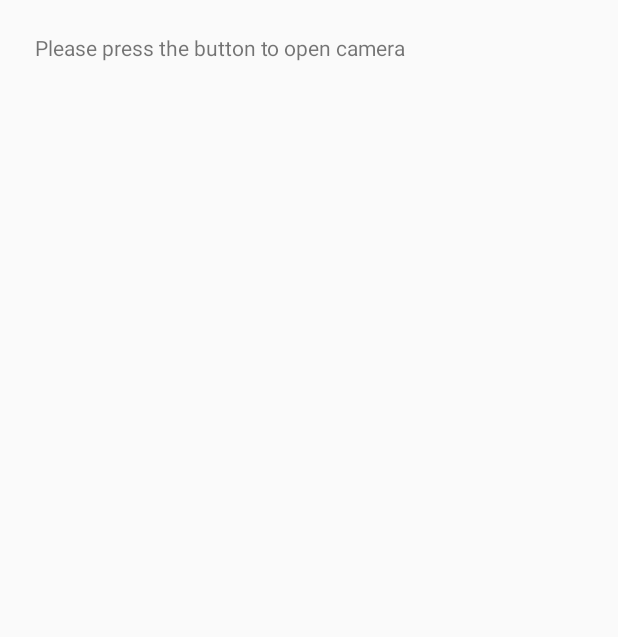
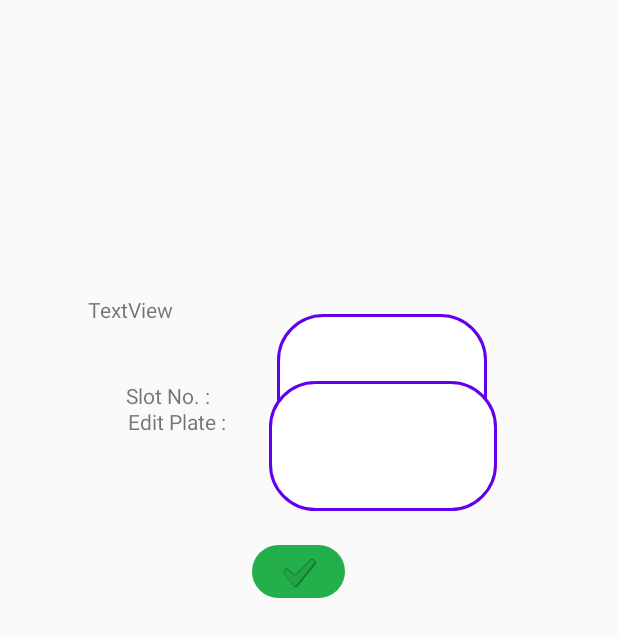
Before and after one commit to Jugg-zh/CarPlateChecker, an Android app: the RecordActivity screen opened directly, with no data from a screen before it, on a phone screen of 412 x 824 dp. Shown: the top 637 px of the screen. Run offline under Robolectric (Android 15) with nearby library versions, the phone set to English and light mode, and no system bars.

Commit message:
finished adjusting RecordActivity and its layout

```diff
--- a/app/src/main/java/com/example/platecheck/CarplateMapper.java
+++ b/app/src/main/java/com/example/platecheck/CarplateMapper.java
@@ -66,10 +66,10 @@ public class CarplateMapper{
         }
     }
 
-    protected HashMap<String, PlateInfomation> carPlateNumberToPlateInfomation;
+    protected HashMap<String, PlateInfomation> carPlateNumberToPlateInformation;
 
     public CarplateMapper(){
-        carPlateNumberToPlateInfomation = new HashMap<>();
+        carPlateNumberToPlateInformation = new HashMap<>();
     }
 
     /**
@@ -102,7 +102,7 @@ public class CarplateMapper{
             PlateInfomation[] slots = gson.fromJson(sb.toString(), PlateInfomation[].class);
             //mapping plate number to the object
             for(PlateInfomation p : slots){
-                carPlateNumberToPlateInfomation.put(p.plateNumber, p);
+                carPlateNumberToPlateInformation.put(p.plateNumber, p);
             }
         } catch (FileNotFoundException e) {
             e.printStackTrace();
@@ -121,12 +121,12 @@ public class CarplateMapper{
      */
     @RequiresApi(api = Build.VERSION_CODES.N)
     public String recordSlot(String carPlate, Timestamp timestamp, String shift, String slotNumber){
-        PlateInfomation currentPlateInfo = carPlateNumberToPlateInfomation.getOrDefault(carPlate, new PlateInfomation(carPlate, null));
+        PlateInfomation currentPlateInfo = carPlateNumberToPlateInformation.getOrDefault(carPlate, new PlateInfomation(carPlate, null));
         currentPlateInfo.setSlotNumber(slotNumber);
         currentPlateInfo.setTimeStamp(timestamp);
         currentPlateInfo.setShift(shift);
-        if(!carPlateNumberToPlateInfomation.containsKey(carPlate)){
-            carPlateNumberToPlateInfomation.put(carPlate, currentPlateInfo);
+        if(!carPlateNumberToPlateInformation.containsKey(carPlate)){
+            carPlateNumberToPlateInformation.put(carPlate, currentPlateInfo);
         }
 
         return currentPlateInfo.getRoomNumber();
@@ -152,8 +152,8 @@ public class CarplateMapper{
             Gson gson = new Gson();
             FileOutputStream outputStream = new FileOutputStream(f);
             ArrayList<PlateInfomation> plateList = new ArrayList<>();
-            for(String plate : carPlateNumberToPlateInfomation.keySet()){
-                plateList.add(carPlateNumberToPlateInfomation.get(plate));
+            for(String plate : carPlateNumberToPlateInformation.keySet()){
+                plateList.add(carPlateNumberToPlateInformation.get(plate));
             }
             Type listType = new TypeToken<List<PlateInfomation>>() {}.getType();
             String json = gson.toJson(plateList,listType);
--- a/app/src/main/java/com/example/platecheck/MainActivity.java
+++ b/app/src/main/java/com/example/platecheck/MainActivity.java
@@ -52,10 +52,8 @@ import java.util.ArrayList;
 import java.util.Arrays;
 
 public class MainActivity extends AppCompatActivity {
-    private static final String CLOUD_VISION_API_KEY = "AIzaSyCv5Y8pgxhrdEcleGNkwbDmk0lanutJ1Ak";
+
     public static final String FILE_NAME = "temp.jpg";
-    private static final String ANDROID_CERT_HEADER = "X-Android-Cert";
-    private static final String ANDROID_PACKAGE_HEADER = "X-Android-Package";
     private static final int MAX_DIMENSION = 1200;
 
     private static final String TAG = MainActivity.class.getSimpleName();
--- a/app/src/main/java/com/example/platecheck/RecordActivity.java
+++ b/app/src/main/java/com/example/platecheck/RecordActivity.java
@@ -1,14 +1,103 @@
 package com.example.platecheck;
 
+import androidx.annotation.RequiresApi;
 import androidx.appcompat.app.AppCompatActivity;
 
+import android.Manifest;
+import android.content.Intent;
+import android.graphics.Color;
+import android.os.Build;
 import android.os.Bundle;
+import android.widget.Button;
+import android.widget.EditText;
+import android.widget.ImageButton;
+import android.widget.ImageView;
+import android.widget.TextView;
+import android.widget.Toast;
+import android.widget.ViewFlipper;
+
+import java.sql.Timestamp;
+import java.util.Optional;
 
 public class RecordActivity extends AppCompatActivity {
+    private boolean finished = false;
 
+    @RequiresApi(api = Build.VERSION_CODES.N)
     @Override
     protected void onCreate(Bundle savedInstanceState) {
         super.onCreate(savedInstanceState);
         setContentView(R.layout.activity_record);
+
+        Intent intent = getIntent();
+        recordSlot(intent);
+
+//        //downloading the recorded car information into a file
+//        uploadButton.setOnClickListener(view -> {
+//            writeTofile();
+//            Toast.makeText(getApplicationContext(), "File downloaded successfully", Toast.LENGTH_LONG).show();
+//        });
+//
+//        // reading the json file and convert the json file into objects
+//        readFromFile();
     }
+
+    @RequiresApi(api = Build.VERSION_CODES.N)
+    public void recordSlot(Intent intent) {
+        String carPlate = intent.getStringExtra("CAR_PLATE");
+        String slotNumber = intent.getStringExtra("SLOT_NUMBER");
+        CarplateMapper carPlateMapper = (CarplateMapper) intent.getSerializableExtra("CAR_PLATE_MAPPER");
+
+        //initialize buttons
+        ImageButton submitButton = findViewById(R.id.recordbnt);
+        TextView plateTextField = findViewById(R.id.editPlateTextView), slotTextField = findViewById(R.id.slotNumberTextView);
+
+        TextView promptTextFiled = findViewById(R.id.promptInformation);
+
+        plateTextField.setText(carPlate);
+        slotTextField.setText(slotNumber);
+        //Recording slot on clicking the ok button
+        submitButton.setOnClickListener(view -> {
+            Timestamp timeStamp = new Timestamp(System.currentTimeMillis());
+            String[] time = timeStamp.toString().split(" ");
+            String[] hour = time[1].split(":");
+            String shift = null;
+            if (Integer.parseInt(hour[0]) <= 12) {
+                shift = "Morning";
+            } else {
+                shift = "Evening";
+            }
+            //Returning value of recordSlot to check (returns a string; "null" if car plate is not associated to a room
+            // otherwise the associated room number)
+            String roomNumber = carPlateMapper.recordSlot(plateTextField.getText().toString(), timeStamp, shift, slotNumber);
+
+            promptTextFiled.setText(Optional.ofNullable(roomNumber).orElse("Not Registered"));
+            //wait to check if it is necessary
+//            if (check == null) {
+//                msg.setText("The plate is not registered!");
+//            } else {
+//                msg.setTextColor(Color.parseColor("#008000"));
+//                msg.setText("The plate is registered with room no." + check);
+//            }
+
+            Toast.makeText(getApplicationContext(), "Information added successfully!", Toast.LENGTH_LONG).show();
+//            editPlate.setText("");
+//            slotNum.setText("");
+        });
+        finished = true;
+    }
+    @Override
+    public void onBackPressed() {
+//        Intent intent = new Intent();
+//        intent.putExtra("message_return", "This data is returned when user click back menu in target activity.");
+//        setResult(RESULT_OK, intent);
+        if(finished){
+            finish();
+        }
+    }
+//
+//    public String getModifiedTextFromGuard(){
+//        String editedPlate = editPlate.getText().toString();
+//        return editedPlate;
+//    }
+
 }
--- a/app/src/main/res/layout/activity_main.xml
+++ b/app/src/main/res/layout/activity_main.xml
@@ -214,9 +214,9 @@
         android:layout_alignParentEnd="true"
         android:layout_alignParentRight="true"
         android:layout_alignParentBottom="true"
-        android:layout_marginEnd="227dp"
-        android:layout_marginRight="227dp"
-        android:layout_marginBottom="618dp"
+        android:layout_marginEnd="241dp"
+        android:layout_marginRight="241dp"
+        android:layout_marginBottom="595dp"
         android:dropDownWidth="match_parent"
         android:spinnerMode="dropdown" />
 
@@ -227,14 +227,14 @@
         android:layout_alignParentEnd="true"
         android:layout_alignParentRight="true"
         android:layout_alignParentBottom="true"
-        android:layout_marginEnd="85dp"
-        android:layout_marginRight="85dp"
-        android:layout_marginBottom="615dp"
+        android:layout_marginEnd="106dp"
+        android:layout_marginRight="106dp"
+        android:layout_marginBottom="593dp"
         android:dropDownWidth="match_parent"
         android:spinnerMode="dropdown" />
 
 
-<!--    <ViewFlipper-->
+    <!--    <ViewFlipper-->
 <!--        android:id="@+id/flipper"-->
 <!--        android:layout_width="match_parent"-->
 <!--        android:layout_height="200dp"-->
--- a/app/src/main/res/layout/activity_record.xml
+++ b/app/src/main/res/layout/activity_record.xml
@@ -7,140 +7,105 @@
     android:layout_height="match_parent"
     tools:context=".RecordActivity">
 
-    <TextView
-        android:id="@+id/plateNum"
-        android:layout_width="294dp"
-        android:layout_height="42dp"
-        android:layout_alignParentLeft="true"
-        android:layout_alignParentStart="true"
+    <EditText
+        android:id="@+id/editPlateTextView"
+        android:layout_width="150dp"
+        android:layout_height="wrap_content"
         android:layout_alignParentTop="true"
-        android:layout_marginLeft="23dp"
-        android:layout_marginStart="23dp"
-        android:layout_marginTop="22dp"
-        android:text="Please press the button to open camera" />
-
-    <ImageButton
-        android:id="@+id/startCameraButton"
-        android:layout_width="64dp"
-        android:layout_height="64dp"
         android:layout_alignParentEnd="true"
         android:layout_alignParentRight="true"
         android:layout_alignParentBottom="true"
-        android:layout_marginEnd="18dp"
-        android:layout_marginRight="18dp"
-        android:layout_marginBottom="14dp"
-        android:background="@drawable/roundcorner"
-        android:tint="#FFFFFF"
-        android:visibility="invisible"
-        app:srcCompat="@android:drawable/ic_menu_camera" />
-
-    <EditText
-        android:id="@+id/editPlate"
-        android:layout_width="152dp"
-        android:layout_height="wrap_content"
-        android:layout_alignParentLeft="true"
-        android:layout_alignParentStart="true"
-        android:layout_alignParentTop="true"
-        android:layout_marginLeft="110dp"
-        android:layout_marginStart="110dp"
-        android:layout_marginTop="108dp"
+        android:layout_marginStart="14dp"
+        android:layout_marginLeft="14dp"
+        android:layout_marginTop="209dp"
+        android:layout_marginEnd="87dp"
+        android:layout_marginRight="87dp"
+        android:layout_marginBottom="528dp"
+        android:layout_toEndOf="@+id/plateHeader"
+        android:layout_toRightOf="@+id/plateHeader"
         android:background="@drawable/rounded_border_edittext"
         android:ems="10"
         android:inputType="textPersonName"
         android:paddingLeft="10dp"
         android:text=""
-        android:visibility="invisible" />
+        android:visibility="visible" />
 
     <EditText
-        android:id="@+id/slotNum"
+        android:id="@+id/slotNumberTextView"
         android:layout_width="152dp"
         android:layout_height="wrap_content"
+        android:layout_alignParentStart="true"
         android:layout_alignParentLeft="true"
-        android:layout_alignParentStart="true"
         android:layout_alignParentTop="true"
-        android:layout_marginLeft="113dp"
-        android:layout_marginStart="113dp"
-        android:layout_marginTop="154dp"
+        android:layout_alignParentBottom="true"
+        android:layout_marginStart="179dp"
+        android:layout_marginLeft="179dp"
+        android:layout_marginTop="254dp"
+        android:layout_marginBottom="483dp"
         android:background="@drawable/rounded_border_edittext"
         android:ems="10"
         android:inputType="textPersonName"
         android:paddingLeft="10dp"
         android:text=""
-        android:visibility="invisible" />
+        android:visibility="visible" />
 
     <ImageButton
-        android:id="@+id/ok"
+        android:id="@+id/recordbnt"
         android:layout_width="64dp"
         android:layout_height="35dp"
-        android:layout_alignParentTop="true"
-        android:layout_marginLeft="-137dp"
-        android:layout_marginStart="-137dp"
-        android:layout_marginTop="207dp"
-        android:layout_toEndOf="@+id/editPlate"
-        android:layout_toRightOf="@+id/editPlate"
+        android:layout_alignParentStart="true"
+        android:layout_alignParentLeft="true"
+        android:layout_alignParentEnd="true"
+        android:layout_alignParentRight="true"
+        android:layout_alignParentBottom="true"
+        android:layout_marginStart="168dp"
+        android:layout_marginLeft="168dp"
+        android:layout_marginEnd="182dp"
+        android:layout_marginRight="182dp"
+        android:layout_marginBottom="425dp"
         android:background="@drawable/okbutton"
         android:tint="#000000"
-        android:visibility="invisible"
+        android:visibility="visible"
         app:srcCompat="?android:attr/textCheckMark" />
 
     <TextView
-        android:id="@+id/textView"
+        android:id="@+id/plateHeader"
         android:layout_width="85dp"
         android:layout_height="29dp"
-        android:layout_alignParentLeft="true"
-        android:layout_alignParentStart="true"
-        android:layout_alignParentTop="true"
-        android:layout_marginLeft="35dp"
-        android:layout_marginStart="35dp"
-        android:layout_marginTop="106dp"
-        android:text="Edit Plate :"
-        android:visibility="invisible" />
-
-    <TextView
-        android:id="@+id/textView2"
-        android:layout_width="85dp"
-        android:layout_height="29dp"
-        android:layout_alignParentLeft="true"
-        android:layout_alignParentStart="true"
-        android:layout_alignParentTop="true"
-        android:layout_marginLeft="35dp"
-        android:layout_marginStart="35dp"
-        android:layout_marginTop="152dp"
-        android:text="Slot No. :"
-        android:visibility="invisible" />
-
-    <ImageButton
-        android:id="@+id/uploadButton"
-        android:layout_width="64dp"
-        android:layout_height="64dp"
         android:layout_alignParentStart="true"
         android:layout_alignParentLeft="true"
         android:layout_alignParentBottom="true"
-        android:layout_marginStart="12dp"
-        android:layout_marginLeft="12dp"
-        android:layout_marginBottom="14dp"
-        android:background="@drawable/roundcorner_upload"
-        android:visibility="invisible"
-        app:srcCompat="@android:drawable/ic_menu_upload" />
+        android:layout_marginStart="85dp"
+        android:layout_marginLeft="85dp"
+        android:layout_marginBottom="523dp"
+        android:text="Edit Plate :"
+        android:visibility="visible" />
 
     <TextView
-        android:id="@+id/unregisteredMsg"
-        android:layout_width="312dp"
-        android:layout_height="37dp"
+        android:id="@+id/slotHeader"
+        android:layout_width="85dp"
+        android:layout_height="29dp"
+        android:layout_alignParentStart="true"
+        android:layout_alignParentLeft="true"
+        android:layout_alignParentTop="true"
         android:layout_alignParentBottom="true"
+        android:layout_marginStart="84dp"
+        android:layout_marginLeft="84dp"
+        android:layout_marginTop="254dp"
+        android:layout_marginBottom="478dp"
+        android:text="Slot No. :"
+        android:visibility="visible" />
+
+    <TextView
+        android:id="@+id/promptInformation"
+        android:layout_width="302dp"
+        android:layout_height="43dp"
         android:layout_alignParentEnd="true"
-        android:layout_alignParentLeft="true"
         android:layout_alignParentRight="true"
-        android:layout_alignParentStart="true"
-        android:layout_marginBottom="102dp"
-        android:layout_marginEnd="52dp"
-        android:layout_marginLeft="47dp"
-        android:layout_marginRight="52dp"
-        android:layout_marginStart="47dp"
-        android:text=""
-        android:textAlignment="center"
-        android:textColor="#FF0000"
-        android:visibility="visible"
-        android:gravity="center_horizontal" />
+        android:layout_alignParentBottom="true"
+        android:layout_marginEnd="51dp"
+        android:layout_marginRight="51dp"
+        android:layout_marginBottom="584dp"
+        android:text="TextView" />
 
 </RelativeLayout>
```
